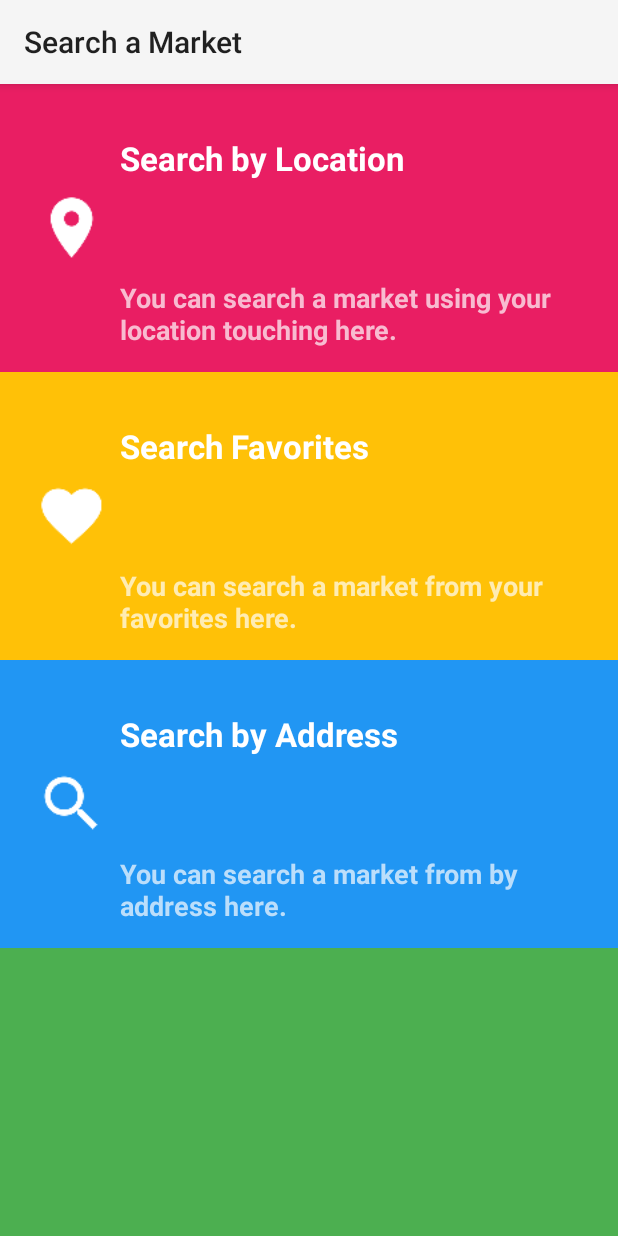
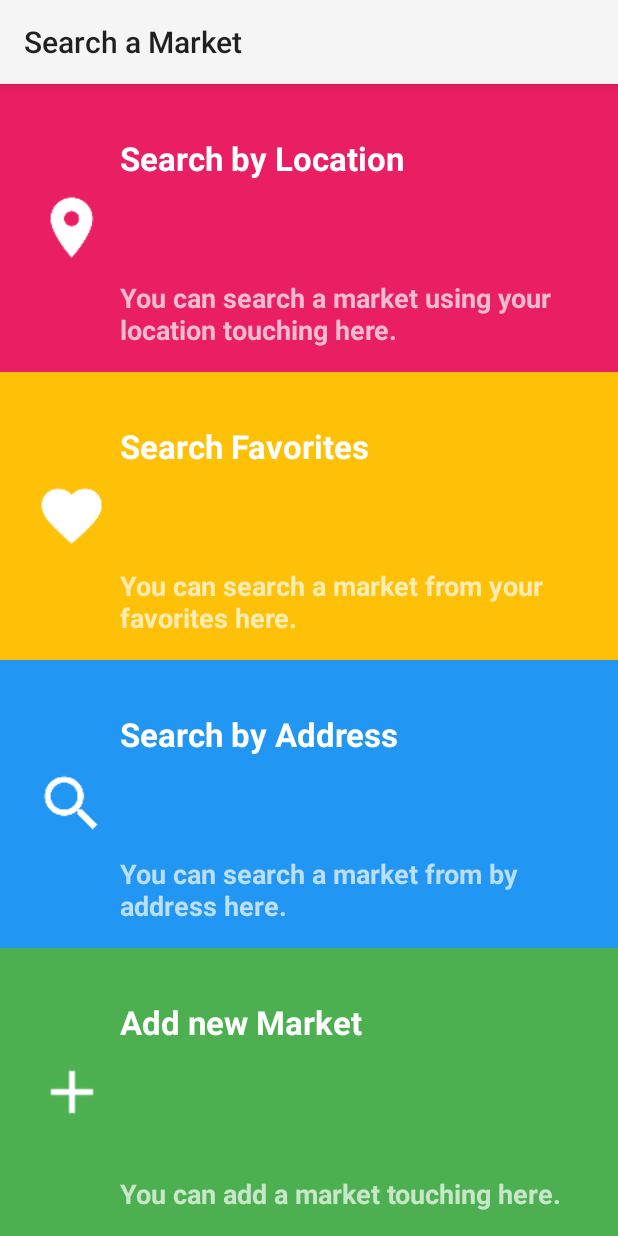
Before and after one commit to LaMaldicionDeMandos/social-pricing-android, an Android app: the screen it shows after launch (InitActivity), on a phone screen of 412 x 824 dp. Run offline under Robolectric (Android 15) with nearby library versions, the phone set to English and light mode, and no system bars; 1 statement that could not run was skipped.

Commit message:
agrego panel de nuevo

```diff
--- a/social-pricing/app/src/main/res/layout/activity_init.xml
+++ b/social-pricing/app/src/main/res/layout/activity_init.xml
@@ -133,7 +133,7 @@
             android:layout_alignLeft="@+id/searchTitle"
             android:layout_alignStart="@+id/searchTitle" />
     </RelativeLayout>
-    <FrameLayout
+    <RelativeLayout
         android:layout_width="match_parent"
         android:layout_height="match_parent"
         android:paddingLeft="@dimen/activity_horizontal_margin"
@@ -142,5 +142,37 @@
         android:paddingBottom="@dimen/activity_vertical_margin"
         android:layout_weight="1"
         android:background="@color/green_panel">
-    </FrameLayout>
+        <ImageView
+            android:layout_width="@dimen/default_icon"
+            android:layout_height="@dimen/default_icon"
+            android:id="@+id/newIcon"
+            android:layout_margin="@dimen/item_margin"
+            android:background="@drawable/ic_add_white_36dp"
+            android:contentDescription="@string/new_desc"
+            android:layout_centerVertical="true"
+            android:layout_alignParentLeft="true"
+            android:layout_alignParentStart="true" />
+
+        <TextView
+            android:layout_width="wrap_content"
+            android:layout_height="wrap_content"
+            style="@style/TitleTextWhite"
+            android:text="@string/new_title"
+            android:id="@+id/newTitle"
+            android:layout_toRightOf="@+id/newIcon"
+            android:layout_toEndOf="@+id/newIcon"
+            android:layout_above="@+id/newIcon"
+            />
+
+        <TextView
+            android:layout_width="wrap_content"
+            android:layout_height="wrap_content"
+            style="@style/DescText"
+            android:text="@string/panel_new_desc"
+            android:textColor="@color/green_text_desc"
+            android:id="@+id/newDesc"
+            android:layout_alignParentBottom="true"
+            android:layout_alignLeft="@+id/newTitle"
+            android:layout_alignStart="@+id/newTitle" />
+    </RelativeLayout>
 </LinearLayout>
--- a/social-pricing/app/src/main/res/values-mdpi/dimens.xml
+++ b/social-pricing/app/src/main/res/values-mdpi/dimens.xml
@@ -6,7 +6,7 @@
     <dimen name="primary_button_text">20sp</dimen>
 
     <!-- Text -->
-    <dimen name="text_title">18sp</dimen>
+    <dimen name="text_title">17sp</dimen>
     <dimen name="text_desc">14sp</dimen>
 
     <!-- Icons -->
--- a/social-pricing/app/src/main/res/values/colors.xml
+++ b/social-pricing/app/src/main/res/values/colors.xml
@@ -10,4 +10,5 @@
     <color name="pink_text_desc">#f8bbd0</color>
     <color name="yellow_text_desc">#ffecb3</color>
     <color name="blue_text_desc">#bbdefb</color>
+    <color name="green_text_desc">#c8e6c9</color>
 </resources>
--- a/social-pricing/app/src/main/res/values/strings.xml
+++ b/social-pricing/app/src/main/res/values/strings.xml
@@ -14,6 +14,7 @@
     <string name="location_desc">Location</string>
     <string name="favorite_desc">Favorite</string>
     <string name="search_desc">Search</string>
+    <string name="new_desc">New</string>
 
     <!-- Info -->
     <string name="search_by_location_title">Search by Location</string>
@@ -25,4 +26,7 @@
     <string name="search_by_search_title">Search by Address</string>
     <string name="search_by_search_desc">You can search a market from by address here.</string>
 
+    <string name="new_title">Add new Market</string>
+    <string name="panel_new_desc">You can add a market touching here.</string>
+
 </resources>
```
Also changed, not shown: social-pricing/app/src/main/res/drawable-hdpi/ic_add_white_36dp.png (added), social-pricing/app/src/main/res/drawable-mdpi/ic_add_white_36dp.png (added), social-pricing/app/src/main/res/drawable-xhdpi/ic_add_white_36dp.png (added), social-pricing/app/src/main/res/drawable-xxhdpi/ic_add_white_36dp.png (added), social-pricing/app/src/main/res/drawable-xxxhdpi/ic_add_white_36dp.png (added).
